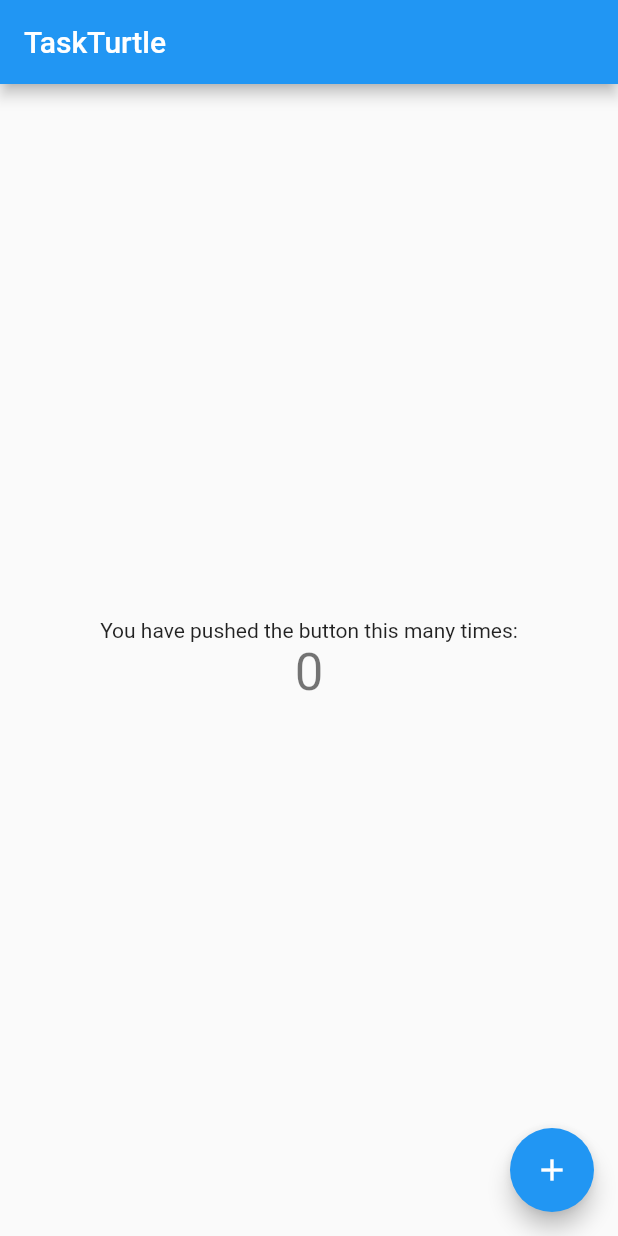
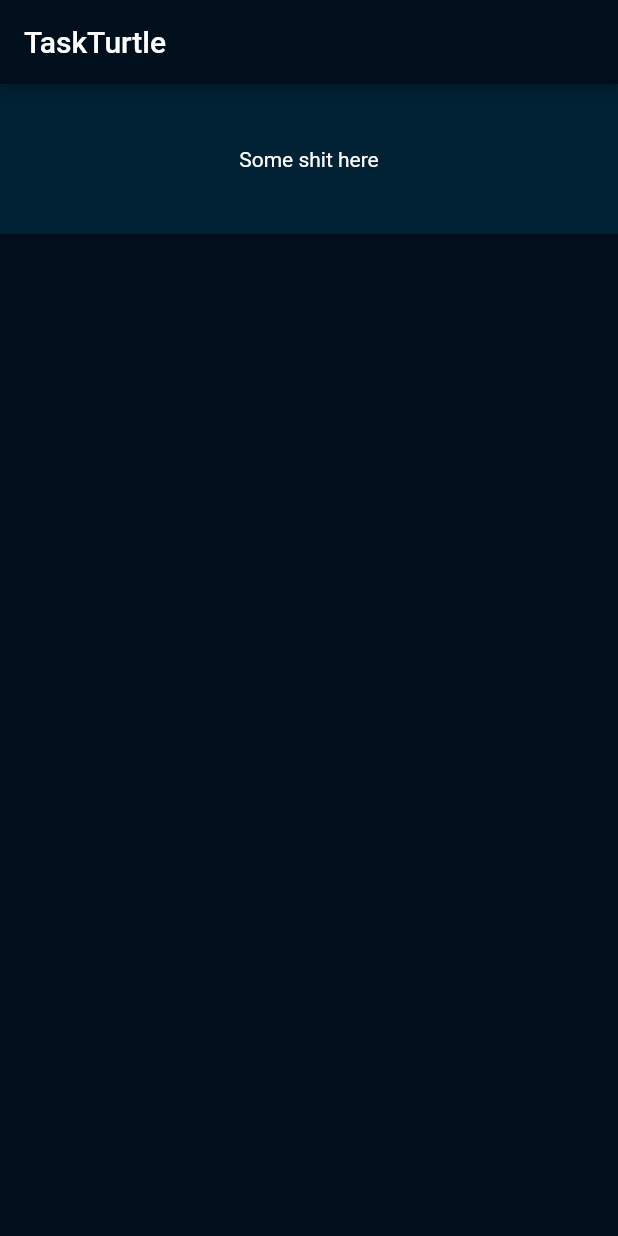
Before and after one commit to califlower/TaskTurtle, a Flutter app: the screen it shows after launch, on a phone screen of 412 x 824 dp. Run offline on Flutter 3.47's test engine with Material 2 defaults, Android fonts, the phone set to English and light mode, and no system bars.

Commit message:
Doing some sick layouts

```diff
--- a/lib/main.dart
+++ b/lib/main.dart
@@ -5,25 +5,12 @@ void main() {
 }
 
 class MyApp extends StatelessWidget {
-  // This widget is the root of your application.
   @override
   Widget build(BuildContext context) {
     return MaterialApp(
       title: 'Flutter Demo',
       theme: ThemeData(
-        // This is the theme of your application.
-        //
-        // Try running your application with "flutter run". You'll see the
-        // application has a blue toolbar. Then, without quitting the app, try
-        // changing the primarySwatch below to Colors.green and then invoke
-        // "hot reload" (press "r" in the console where you ran "flutter run",
-        // or simply save your changes to "hot reload" in a Flutter IDE).
-        // Notice that the counter didn't reset back to zero; the application
-        // is not restarted.
         primarySwatch: Colors.blue,
-        // This makes the visual density adapt to the platform that you run
-        // the app on. For desktop platforms, the controls will be smaller and
-        // closer together (more dense) than on mobile platforms.
         visualDensity: VisualDensity.adaptivePlatformDensity,
       ),
       home: MyHomePage(title: 'TaskTurtle'),
@@ -33,15 +20,6 @@ class MyApp extends StatelessWidget {
 
 class MyHomePage extends StatefulWidget {
   MyHomePage({Key key, this.title}) : super(key: key);
-
-  // This widget is the home page of your application. It is stateful, meaning
-  // that it has a State object (defined below) that contains fields that affect
-  // how it looks.
-
-  // This class is the configuration for the state. It holds the values (in this
-  // case the title) provided by the parent (in this case the App widget) and
-  // used by the build method of the State. Fields in a Widget subclass are
-  // always marked "final".
 
   final String title;
 
@@ -54,64 +32,31 @@ class _MyHomePageState extends State<MyHomePage> {
 
   void _incrementCounter() {
     setState(() {
-      // This call to setState tells the Flutter framework that something has
-      // changed in this State, which causes it to rerun the build method below
-      // so that the display can reflect the updated values. If we changed
-      // _counter without calling setState(), then the build method would not be
-      // called again, and so nothing would appear to happen.
       _counter++;
     });
   }
 
   @override
   Widget build(BuildContext context) {
-    // This method is rerun every time setState is called, for instance as done
-    // by the _incrementCounter method above.
-    //
-    // The Flutter framework has been optimized to make rerunning build methods
-    // fast, so that you can just rebuild anything that needs updating rather
-    // than having to individually change instances of widgets.
     return Scaffold(
       appBar: AppBar(
-        // Here we take the value from the MyHomePage object that was created by
-        // the App.build method, and use it to set our appbar title.
+        backgroundColor: Color(0xff010f1c),
         title: Text(widget.title),
       ),
-      body: Center(
-        // Center is a layout widget. It takes a single child and positions it
-        // in the middle of the parent.
-        child: Column(
-          // Column is also a layout widget. It takes a list of children and
-          // arranges them vertically. By default, it sizes itself to fit its
-          // children horizontally, and tries to be as tall as its parent.
-          //
-          // Invoke "debug painting" (press "p" in the console, choose the
-          // "Toggle Debug Paint" action from the Flutter Inspector in Android
-          // Studio, or the "Toggle Debug Paint" command in Visual Studio Code)
-          // to see the wireframe for each widget.
-          //
-          // Column has various properties to control how it sizes itself and
-          // how it positions its children. Here we use mainAxisAlignment to
-          // center the children vertically; the main axis here is the vertical
-          // axis because Columns are vertical (the cross axis would be
-          // horizontal).
-          mainAxisAlignment: MainAxisAlignment.center,
-          children: <Widget>[
-            Text(
-              'You have pushed the button this many times:',
+      body: Column(
+        children: <Widget>[
+          Container(
+            color: Color(0xff012235),
+            height: 100,
+            child: Center(child: Text("Some shit here", style: TextStyle(color: Colors.white))),
+          ),
+          Expanded(
+            child: Container(
+              color: Color(0xff010f1c),
             ),
-            Text(
-              '$_counter',
-              style: Theme.of(context).textTheme.headline4,
-            ),
-          ],
-        ),
-      ),
-      floatingActionButton: FloatingActionButton(
-        onPressed: _incrementCounter,
-        tooltip: 'Increment',
-        child: Icon(Icons.add),
-      ), // This trailing comma makes auto-formatting nicer for build methods.
+          )
+        ],
+      )
     );
   }
 }
```
Also changed, not shown: resources/Dark.png (added), resources/orange.png (added), resources/pastels.png (added), 6 other files.
